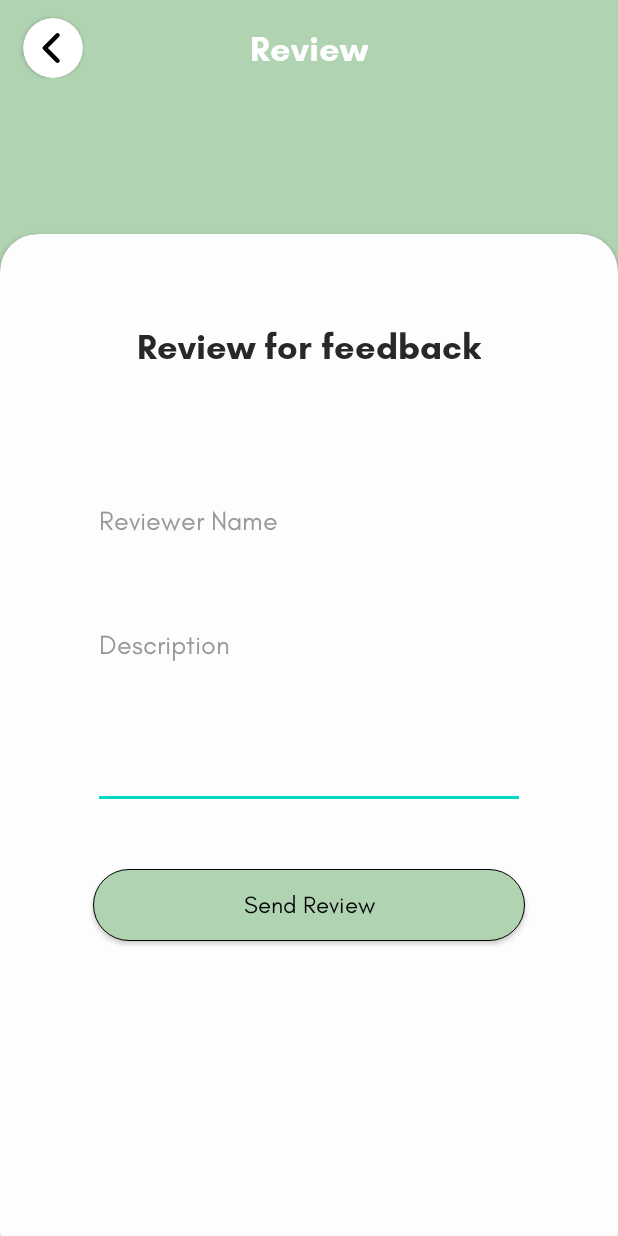
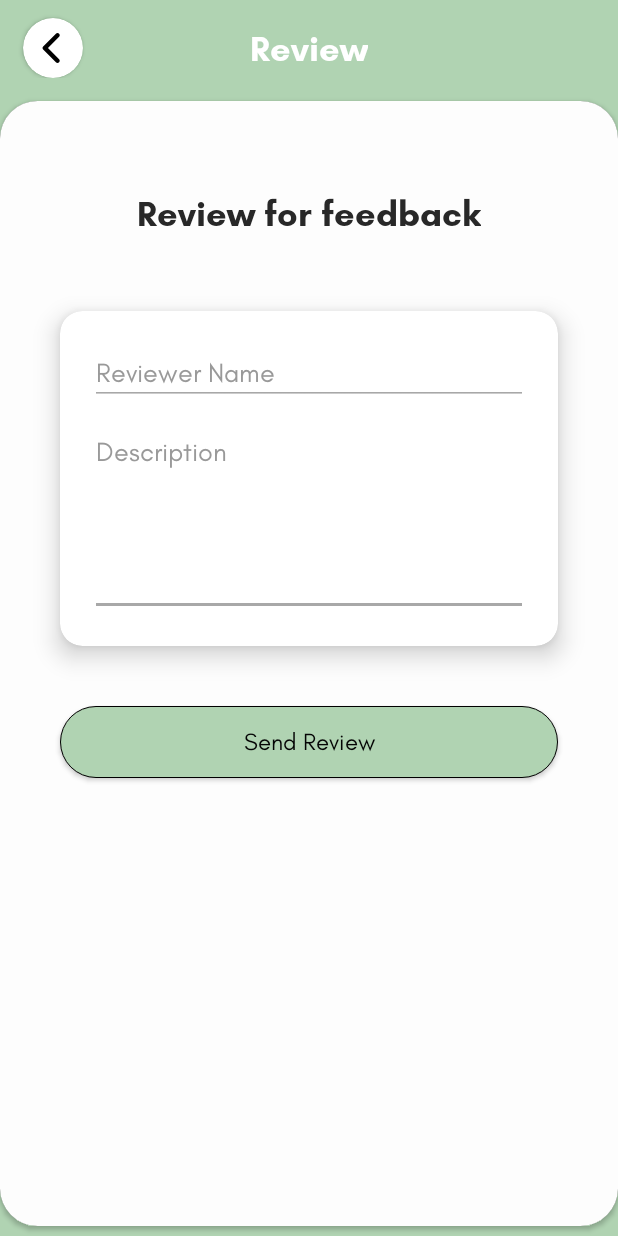
Before and after one commit to DaffaPutraS/newspedia, an Android app: the ReviewActivity screen opened directly, with no data from a screen before it, on a phone screen of 412 x 824 dp. Run offline under Robolectric (Android 15) with nearby library versions, the phone set to English and light mode, and no system bars; our stand-ins replace Firebase (no records; nobody signed in at launch, a user with empty details on screens opened directly).

Commit message:
update UI v5

```diff
--- a/app/src/main/res/layout/activity_about.xml
+++ b/app/src/main/res/layout/activity_about.xml
@@ -22,9 +22,11 @@
             android:background="@color/white_samar">
 
             <ScrollView
-                android:layout_width="370dp"
+                android:layout_width="match_parent"
                 android:layout_height="wrap_content"
+                android:layout_marginStart="20dp"
                 android:layout_marginTop="20dp"
+                android:layout_marginEnd="20dp"
                 app:layout_constraintEnd_toEndOf="parent"
                 app:layout_constraintStart_toStartOf="parent"
                 app:layout_constraintTop_toTopOf="parent">
--- a/app/src/main/res/layout/activity_change_pass.xml
+++ b/app/src/main/res/layout/activity_change_pass.xml
@@ -42,6 +42,7 @@
         android:layout_width="288dp"
         android:layout_height="50dp"
         android:layout_marginTop="25dp"
+        android:backgroundTint="#A8A8A8"
         android:ems="10"
         android:fontFamily="@font/glacial_reguler"
         android:hint="New Password"
@@ -57,6 +58,7 @@
         android:layout_width="288dp"
         android:layout_height="50dp"
         android:layout_marginTop="25dp"
+        android:backgroundTint="#A8A8A8"
         android:ems="10"
         android:fontFamily="@font/glacial_reguler"
         android:hint="Current Password"
@@ -74,6 +76,7 @@
         android:layout_marginStart="38dp"
         android:layout_marginTop="51dp"
         android:layout_marginEnd="38dp"
+        android:backgroundTint="#A8A8A8"
         android:ems="10"
         android:fontFamily="@font/glacial_reguler"
         android:hint="Email"
--- a/app/src/main/res/layout/activity_login.xml
+++ b/app/src/main/res/layout/activity_login.xml
@@ -49,6 +49,7 @@
         android:layout_width="288dp"
         android:layout_height="wrap_content"
         android:layout_marginTop="57dp"
+        android:backgroundTint="#A8A8A8"
         android:ems="10"
         android:fontFamily="@font/glacial_reguler"
         android:hint="Email"
@@ -64,6 +65,7 @@
         android:layout_width="288dp"
         android:layout_height="wrap_content"
         android:layout_marginTop="40dp"
+        android:backgroundTint="#A8A8A8"
         android:ems="10"
         android:fontFamily="@font/glacial_reguler"
         android:hint="Password"
@@ -130,6 +132,7 @@
         app:layout_constraintEnd_toEndOf="@+id/btnForgotPassword"
         app:layout_constraintStart_toStartOf="@+id/passRegisterInputText"
         app:layout_constraintTop_toBottomOf="@+id/btnForgotPassword" />
+
     <TextView
         android:id="@+id/btnForgotPassword"
         android:layout_width="wrap_content"
@@ -137,7 +140,7 @@
         android:layout_marginTop="10dp"
         android:fontFamily="@font/glacial_blod"
         android:text="Forgot Password ?"
-        android:textColor="@color/black"
+        android:textColor="#6C6C6C"
         app:layout_constraintEnd_toEndOf="@+id/passRegisterInputText"
         app:layout_constraintTop_toBottomOf="@+id/passRegisterInputText" />
 
--- a/app/src/main/res/layout/activity_review.xml
+++ b/app/src/main/res/layout/activity_review.xml
@@ -9,12 +9,12 @@
 
     <androidx.cardview.widget.CardView
         android:layout_width="match_parent"
-        android:layout_height="690dp"
-        android:layout_marginBottom="-22dp"
+        android:layout_height="750dp"
+        android:layout_marginTop="15dp"
         app:cardCornerRadius="25dp"
-        app:layout_constraintBottom_toBottomOf="parent"
         app:layout_constraintEnd_toEndOf="parent"
-        app:layout_constraintStart_toStartOf="parent">
+        app:layout_constraintStart_toStartOf="parent"
+        app:layout_constraintTop_toBottomOf="@+id/constraintLayout">
 
         <androidx.constraintlayout.widget.ConstraintLayout
             android:layout_width="match_parent"
@@ -28,26 +28,31 @@
                 app:layout_constraintStart_toStartOf="parent"
                 app:layout_constraintTop_toTopOf="parent">
 
-                <androidx.appcompat.widget.AppCompatButton
-                    android:id="@+id/sendReviewBtn"
-                    android:layout_width="288dp"
+                <androidx.cardview.widget.CardView
+                    android:id="@+id/cardView5"
+                    android:layout_width="match_parent"
                     android:layout_height="wrap_content"
-                    android:layout_marginTop="40dp"
-                    android:background="@drawable/btn1"
-                    android:fontFamily="@font/glacial_reguler"
-                    android:text="Send Review"
-                    android:textAllCaps="false"
-                    android:textColor="#040404"
-                    android:textSize="16sp"
+                    android:layout_marginStart="40dp"
+                    android:layout_marginTop="50dp"
+                    android:layout_marginEnd="40dp"
+                    app:cardBackgroundColor="#FFFFFF"
+                    app:cardCornerRadius="15dp"
+                    app:cardElevation="10dp"
                     app:layout_constraintEnd_toEndOf="parent"
                     app:layout_constraintStart_toStartOf="parent"
-                    app:layout_constraintTop_toBottomOf="@+id/inputDescriptionReview" />
+                    app:layout_constraintTop_toBottomOf="@+id/textView14">
+
+                    <androidx.constraintlayout.widget.ConstraintLayout
+                        android:layout_width="match_parent"
+                        android:layout_height="match_parent"
+                        android:padding="20dp">
 
                         <EditText
                             android:id="@+id/inputDescriptionReview"
-                    android:layout_width="288dp"
+                            android:layout_width="match_parent"
                             android:layout_height="wrap_content"
-                    android:layout_marginTop="40dp"
+                            android:layout_marginTop="10dp"
+                            android:backgroundTint="#A8A8A8"
                             android:ems="10"
                             android:fontFamily="@font/glacial_reguler"
                             android:gravity="top"
@@ -62,9 +67,9 @@
 
                         <EditText
                             android:id="@+id/inputReviewName"
-                    android:layout_width="288dp"
+                            android:layout_width="match_parent"
                             android:layout_height="wrap_content"
-                    android:layout_marginTop="80dp"
+                            android:backgroundTint="#A8A8A8"
                             android:ems="10"
                             android:fontFamily="@font/glacial_reguler"
                             android:hint="Reviewer Name"
@@ -73,7 +78,9 @@
                             android:textColorHint="#999999"
                             app:layout_constraintEnd_toEndOf="parent"
                             app:layout_constraintStart_toStartOf="parent"
-                    app:layout_constraintTop_toBottomOf="@+id/textView14" />
+                            app:layout_constraintTop_toTopOf="parent" />
+                    </androidx.constraintlayout.widget.ConstraintLayout>
+                </androidx.cardview.widget.CardView>
 
                 <TextView
                     android:id="@+id/textView14"
@@ -87,6 +94,23 @@
                     app:layout_constraintEnd_toEndOf="parent"
                     app:layout_constraintStart_toStartOf="parent"
                     app:layout_constraintTop_toTopOf="parent" />
+
+                <androidx.appcompat.widget.AppCompatButton
+                    android:id="@+id/sendReviewBtn"
+                    android:layout_width="match_parent"
+                    android:layout_height="wrap_content"
+                    android:layout_marginStart="40dp"
+                    android:layout_marginTop="40dp"
+                    android:layout_marginEnd="40dp"
+                    android:background="@drawable/btn1"
+                    android:fontFamily="@font/glacial_reguler"
+                    android:text="Send Review"
+                    android:textAllCaps="false"
+                    android:textColor="#040404"
+                    android:textSize="16sp"
+                    app:layout_constraintEnd_toEndOf="parent"
+                    app:layout_constraintStart_toStartOf="parent"
+                    app:layout_constraintTop_toBottomOf="@+id/cardView5" />
             </androidx.constraintlayout.widget.ConstraintLayout>
 
         </androidx.constraintlayout.widget.ConstraintLayout>
--- a/app/src/main/res/layout/fragment_bookmark.xml
+++ b/app/src/main/res/layout/fragment_bookmark.xml
@@ -31,7 +31,7 @@
                     android:layout_height="match_parent"
                     app:layout_constraintEnd_toEndOf="parent"
                     app:layout_constraintStart_toStartOf="parent"
-                    app:layout_constraintTop_toTopOf="parent" >
+                    app:layout_constraintTop_toTopOf="parent">
 
                     <androidx.recyclerview.widget.RecyclerView
                         android:id="@+id/recycleViewFav"
--- a/app/src/main/res/layout/layout_search_list.xml
+++ b/app/src/main/res/layout/layout_search_list.xml
@@ -8,9 +8,9 @@
     <androidx.cardview.widget.CardView
         android:layout_width="160dp"
         android:layout_height="169dp"
-        android:layout_marginStart="32dp"
-        android:layout_marginEnd="32dp"
-        android:layout_marginBottom="27dp"
+        android:layout_marginStart="30dp"
+        android:layout_marginEnd="30dp"
+        android:layout_marginBottom="20dp"
         app:cardCornerRadius="15dp"
         app:layout_constraintBottom_toBottomOf="parent"
         app:layout_constraintEnd_toEndOf="parent"
--- a/app/src/main/res/layout/layout_suggestion_list.xml
+++ b/app/src/main/res/layout/layout_suggestion_list.xml
@@ -8,8 +8,8 @@
     <androidx.cardview.widget.CardView
         android:layout_width="wrap_content"
         android:layout_height="wrap_content"
-        android:layout_marginStart="12dp"
-        android:layout_marginEnd="12dp"
+        android:layout_marginStart="9dp"
+        android:layout_marginEnd="9dp"
         app:cardCornerRadius="10dp"
         app:layout_constraintEnd_toEndOf="parent"
         app:layout_constraintStart_toStartOf="parent"
```
Also changed, not shown: app/src/main/AndroidManifest.xml (+1 -10 lines), app/src/main/res/layout/activity_detail.xml (+76 -59 lines), app/src/main/res/layout/activity_register.xml (+11 -8 lines), app/src/main/res/layout/fragment_search.xml (+6 -4 lines), app/src/main/res/layout/layout_list_favorite.xml (+6 -2 lines), app/src/main/res/layout/layout_list_news.xml (+9 -8 lines). Lines whose indentation alone changed are shown as unchanged.
